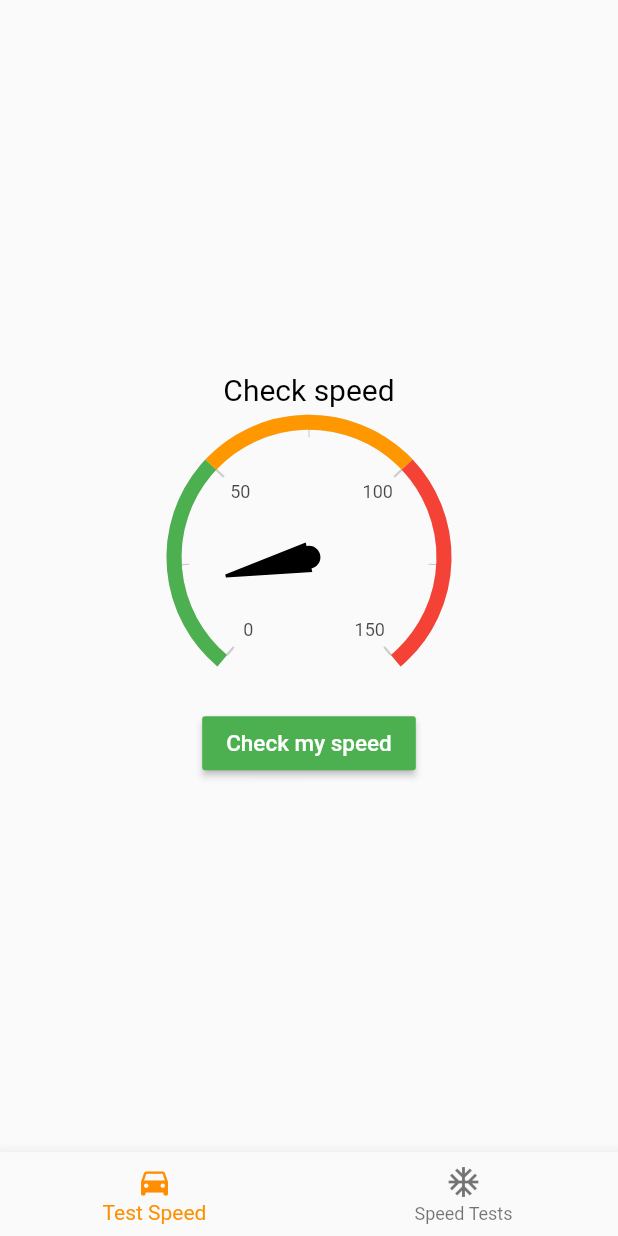
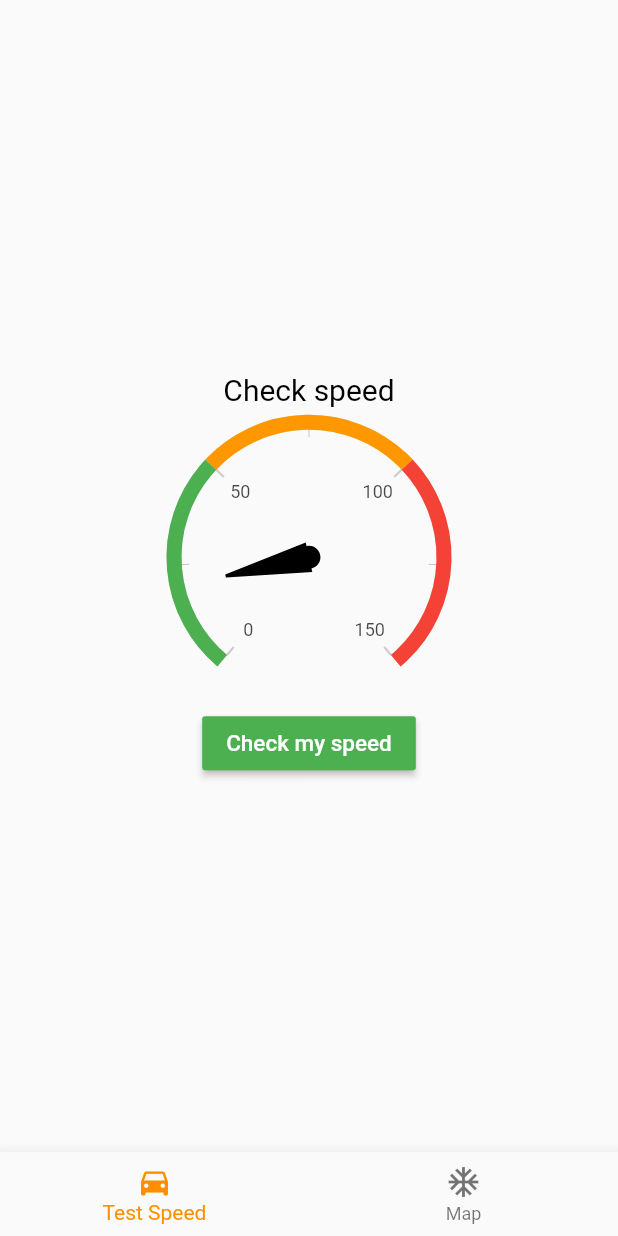
Before and after one commit to SankhaJay/speedy, a Flutter app: the HomeScreen screen opened by its route, on a phone screen of 412 x 824 dp. Run offline on Flutter 3.47's test engine with Material 2 defaults, Android fonts, the light colour scheme and no system bars; drawn by our look-alikes of syncfusion_flutter_gauges; our stand-ins replace dio, fluro, flutter_spinkit, geolocator, google_maps_flutter, logger and 1 more; missing offline and left inert: nice_button; accounts and stored records are empty; statements that could not run were skipped.

Commit message:
minor changes

```diff
--- a/speedy/lib/screens/auth_screen/auth.dart
+++ b/speedy/lib/screens/auth_screen/auth.dart
@@ -28,7 +28,7 @@ class _AuthScreenState extends State<AuthScreen> {
   ) async {
     AuthService().login(_email, _password).then((res) {
       if (res) {
-        //Application.router.navigateTo(context, '/home', clearStack: true);
+        Navigator.pushNamed(context, '/home');
       } else {
         isenabled = true;
         showDialog(
--- a/speedy/lib/screens/home_screen/home.dart
+++ b/speedy/lib/screens/home_screen/home.dart
@@ -158,7 +158,9 @@ class _HomeScreenState extends State<HomeScreen> {
             title: Text('Test Speed'),
           ),
           BottomNavigationBarItem(
-              icon: Icon(Icons.ac_unit), title: Text('Speed Tests')),
+              icon: Icon(Icons.ac_unit),
+              title: Text('Map')
+          ),
         ],
         currentIndex: _selectedIndex,
         selectedItemColor: Colors.amber[800],
--- a/speedy/lib/screens/reg_screen/reg.dart
+++ b/speedy/lib/screens/reg_screen/reg.dart
@@ -64,7 +64,7 @@ class _RegisterState extends State<Register> {
                   child: Container(
                       width: 320,
                       child: TextFormField(
-                        obscureText: true,
+                        obscureText: false,
                         onChanged: (value) {
                           setState(() {
                             user['email'] = value;
--- a/speedy/lib/services/authService.dart
+++ b/speedy/lib/services/authService.dart
@@ -13,9 +13,9 @@ class AuthService {
     userMail = email;
     Logger().i('$email');
     Logger().i('$password');
-    Logger().i( 'Uri $baseUrl/auth/login?officer_id=$email&password=$password');
+    //Logger().i( 'Uri $baseUrl/auth/login?officer_id=$email&password=$password');
     return Dio().get(
-      '$baseUrl/auth/login?user_email=$email&password=$password',
+      '$baseUrl/auth/login?email=$email&password=$password',
       // data: {
       //   "officerID": id,
       //   "password": password,
```
